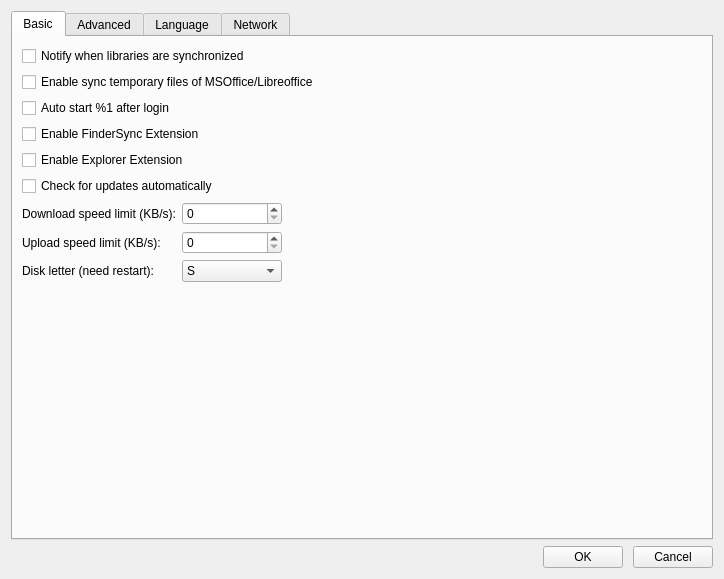
First picture: the form in ui/settings-dialog.ui, repository haiwen/seadrive-gui, before the edit.
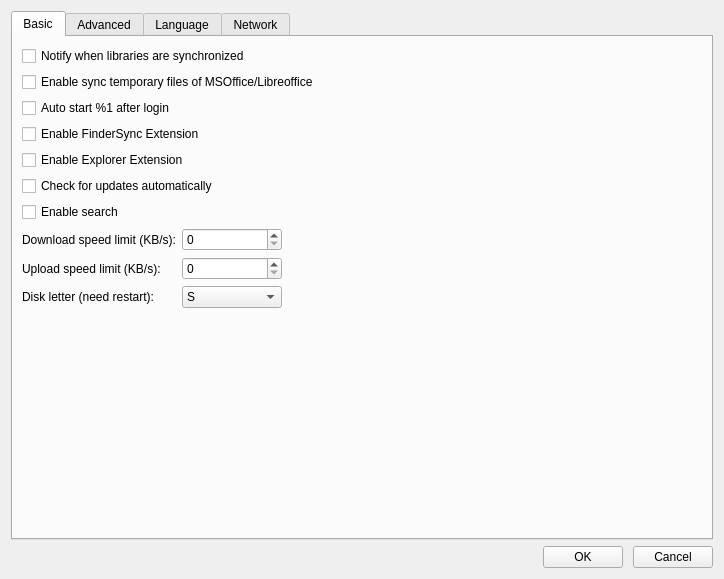
Second picture: the form after the edit. The open tabs and pages were chosen to show the change.

Commit message: [mac] Add configuration for enable Spotlight

```diff
--- a/ui/settings-dialog.ui
+++ b/ui/settings-dialog.ui
@@ -66,6 +66,13 @@
          </property>
         </widget>
        </item>
+       <item>
+        <widget class="QCheckBox" name="mSpotlightCheckBox">
+         <property name="text">
+          <string>Enable search</string>
+         </property>
+        </widget>
+       </item>
        <item>
         <layout class="QFormLayout" name="formLayout">
          <property name="labelAlignment">
@@ -74,14 +81,14 @@
          <property name="formAlignment">
           <set>Qt::AlignLeading|Qt::AlignLeft|Qt::AlignTop</set>
          </property>
-         <item row="0" column="0">
+         <item row="1" column="0">
           <widget class="QLabel" name="label_5">
            <property name="text">
             <string>Download speed limit (KB/s):</string>
            </property>
           </widget>
          </item>
-         <item row="0" column="1">
+         <item row="1" column="1">
           <widget class="QSpinBox" name="mDownloadSpinBox">
            <property name="maximumSize">
             <size>
@@ -97,14 +104,14 @@
            </property>
           </widget>
          </item>
-         <item row="1" column="0">
+         <item row="2" column="0">
           <widget class="QLabel" name="label_4">
            <property name="text">
             <string>Upload speed limit (KB/s):</string>
            </property>
           </widget>
          </item>
-         <item row="1" column="1">
+         <item row="2" column="1">
           <widget class="QSpinBox" name="mUploadSpinBox">
            <property name="maximumSize">
             <size>
@@ -120,14 +127,14 @@
            </property>
           </widget>
          </item>
-         <item row="2" column="0">
+         <item row="3" column="0">
           <widget class="QLabel" name="mDiskLetterLabel">
            <property name="text">
             <string>Disk letter (need restart): </string>
            </property>
           </widget>
          </item>
-         <item row="2" column="1">
+         <item row="3" column="1">
           <widget class="QComboBox" name="mDiskLetter">
            <property name="maximumSize">
             <size>
```
Left out of the diff: 2 changed lines with no effect on the pictures. The commit also changes 4 other files.
